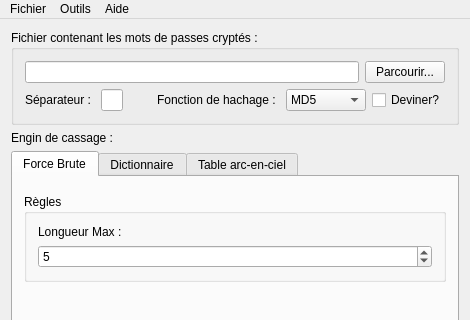
Before: the Qt Designer form CasseNoisette/CasseNoisette/cassenoisette.ui in raphaeldore/Casse-Noisette, drawn with Qt 5; both pictures show x 0 to 470 and y 0 to 320 of the 470 by 476 pixel window.
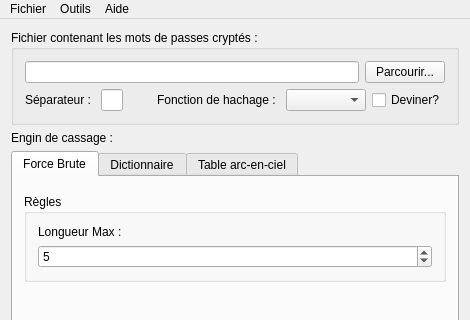
After: the same form once the commit is applied. Custom widgets are drawn as their Qt base class.

Commit message: Ajout d'une fonction de hachage bidon, forçant ainsi l'utilisateur de spécifier le type de fonction de hachage utilisé pour les mots de passes dans son fichier.

```diff
--- a/CasseNoisette/CasseNoisette/cassenoisette.ui
+++ b/CasseNoisette/CasseNoisette/cassenoisette.ui
@@ -98,8 +98,16 @@
             <bool>false</bool>
            </property>
            <property name="currentText">
-            <string>MD5</string>
+            <string/>
            </property>
+           <property name="currentIndex">
+            <number>0</number>
+           </property>
+           <item>
+            <property name="text">
+             <string/>
+            </property>
+           </item>
            <item>
             <property name="text">
              <string>MD5</string>
```
